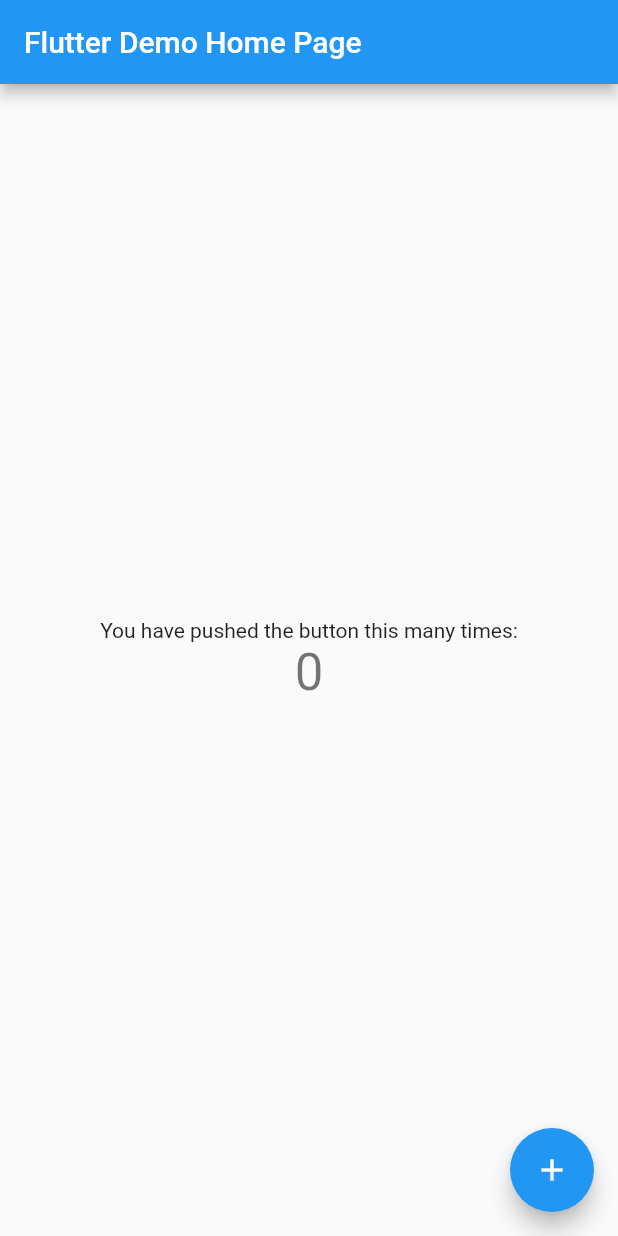
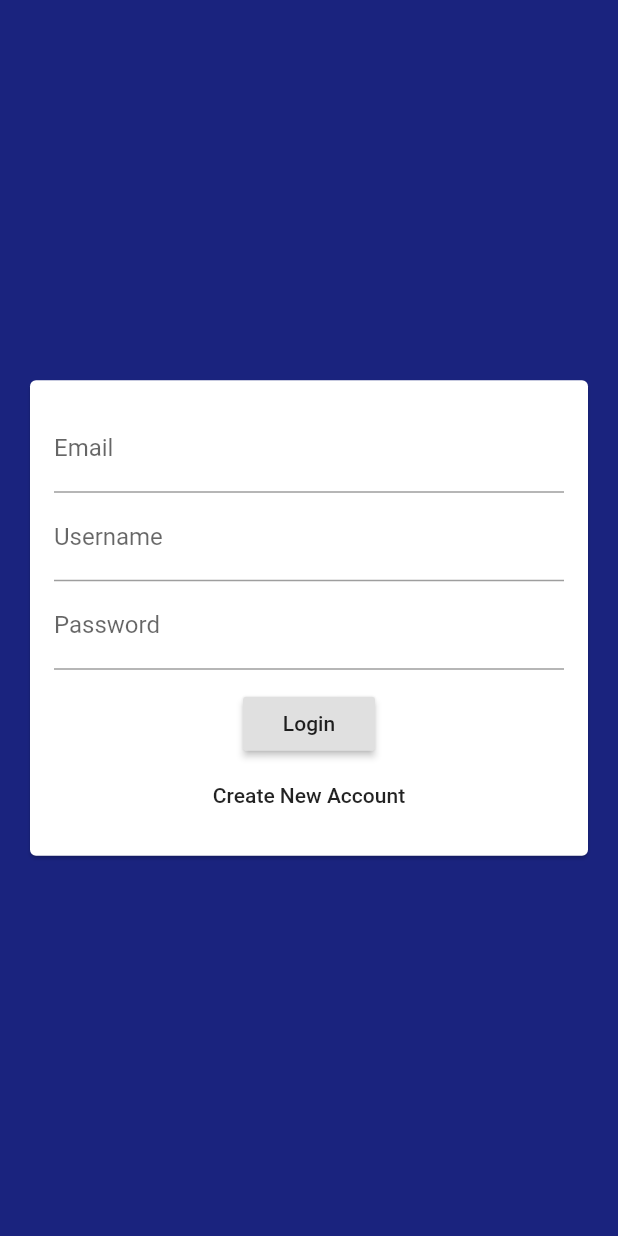
Before and after one commit to joshrabovsky/CheeseTouch, a Flutter app: the screen it shows after launch, on a phone screen of 412 x 824 dp. Run offline on Flutter 3.47's test engine with Material 2 defaults, Android fonts, the phone set to English and light mode, and no system bars.

Commit message:
added login form

```diff
--- a/CheeseTouch/lib/main.dart
+++ b/CheeseTouch/lib/main.dart
@@ -1,3 +1,4 @@
+import 'package:CheeseTouch/screens/auth_screen.dart';
 import 'package:flutter/material.dart';
 
 void main() {
@@ -9,109 +10,8 @@
   @override
   Widget build(BuildContext context) {
     return MaterialApp(
-      title: 'Flutter Demo',
-      theme: ThemeData(
-        // This is the theme of your application.
-        //
-        // Try running your application with "flutter run". You'll see the
-        // application has a blue toolbar. Then, without quitting the app, try
-        // changing the primarySwatch below to Colors.green and then invoke
-        // "hot reload" (press "r" in the console where you ran "flutter run",
-        // or simply save your changes to "hot reload" in a Flutter IDE).
-        // Notice that the counter didn't reset back to zero; the application
-        // is not restarted.
-        primarySwatch: Colors.blue,
-        // This makes the visual density adapt to the platform that you run
-        // the app on. For desktop platforms, the controls will be smaller and
-        // closer together (more dense) than on mobile platforms.
-        visualDensity: VisualDensity.adaptivePlatformDensity,
-      ),
-      home: MyHomePage(title: 'Flutter Demo Home Page'),
+      title: 'CheeseTouch',
+      home: AuthScreen(),
     );
   }
 }
-
-class MyHomePage extends StatefulWidget {
-  MyHomePage({Key key, this.title}) : super(key: key);
-
-  // This widget is the home page of your application. It is stateful, meaning
-  // that it has a State object (defined below) that contains fields that affect
-  // how it looks.
-
-  // This class is the configuration for the state. It holds the values (in this
-  // case the title) provided by the parent (in this case the App widget) and
-  // used by the build method of the State. Fields in a Widget subclass are
-  // always marked "final".
-
-  final String title;
-
-  @override
-  _MyHomePageState createState() => _MyHomePageState();
-}
-
-class _MyHomePageState extends State<MyHomePage> {
-  int _counter = 0;
-
-  void _incrementCounter() {
-    setState(() {
-      // This call to setState tells the Flutter framework that something has
-      // changed in this State, which causes it to rerun the build method below
-      // so that the display can reflect the updated values. If we changed
-      // _counter without calling setState(), then the build method would not be
-      // called again, and so nothing would appear to happen.
-      _counter++;
-    });
-  }
-
-  @override
-  Widget build(BuildContext context) {
-    // This method is rerun every time setState is called, for instance as done
-    // by the _incrementCounter method above.
-    //
-    // The Flutter framework has been optimized to make rerunning build methods
-    // fast, so that you can just rebuild anything that needs updating rather
-    // than having to individually change instances of widgets.
-    return Scaffold(
-      appBar: AppBar(
-        // Here we take the value from the MyHomePage object that was created by
-        // the App.build method, and use it to set our appbar title.
-        title: Text(widget.title),
-      ),
-      body: Center(
-        // Center is a layout widget. It takes a single child and positions it
-        // in the middle of the parent.
-        child: Column(
-          // Column is also a layout widget. It takes a list of children and
-          // arranges them vertically. By default, it sizes itself to fit its
-          // children horizontally, and tries to be as tall as its parent.
-          //
-          // Invoke "debug painting" (press "p" in the console, choose the
-          // "Toggle Debug Paint" action from the Flutter Inspector in Android
-          // Studio, or the "Toggle Debug Paint" command in Visual Studio Code)
-          // to see the wireframe for each widget.
-          //
-          // Column has various properties to control how it sizes itself and
-          // how it positions its children. Here we use mainAxisAlignment to
-          // center the children vertically; the main axis here is the vertical
-          // axis because Columns are vertical (the cross axis would be
-          // horizontal).
-          mainAxisAlignment: MainAxisAlignment.center,
-          children: <Widget>[
-            Text(
-              'You have pushed the button this many times:',
-            ),
-            Text(
-              '$_counter',
-              style: Theme.of(context).textTheme.headline4,
-            ),
-          ],
-        ),
-      ),
-      floatingActionButton: FloatingActionButton(
-        onPressed: _incrementCounter,
-        tooltip: 'Increment',
-        child: Icon(Icons.add),
-      ), // This trailing comma makes auto-formatting nicer for build methods.
-    );
-  }
-}
--- /dev/null
+++ b/CheeseTouch/lib/screens/auth_screen.dart
@@ -0,0 +1,17 @@
+import 'package:CheeseTouch/widgets/auth_form.dart';
+import 'package:flutter/material.dart';
+
+class AuthScreen extends StatefulWidget {
+  @override
+  _AuthScreenState createState() => _AuthScreenState();
+}
+
+class _AuthScreenState extends State<AuthScreen> {
+  @override
+  Widget build(BuildContext context) {
+    return Scaffold(
+      backgroundColor: Colors.indigo[900],
+      body: AuthForm(),
+    );
+  }
+}
--- /dev/null
+++ b/CheeseTouch/lib/widgets/auth_form.dart
@@ -0,0 +1,46 @@
+import 'package:flutter/material.dart';
+
+class AuthForm extends StatefulWidget {
+  @override
+  _AuthFormState createState() => _AuthFormState();
+}
+
+class _AuthFormState extends State<AuthForm> {
+  @override
+  Widget build(BuildContext context) {
+    return Center(
+      child: Card(
+        margin: EdgeInsets.all(20),
+        child: SingleChildScrollView(
+          child: Padding(
+            padding: EdgeInsets.all(16),
+            child: Form(
+              child: Column(
+                mainAxisSize: MainAxisSize.min,
+                children: <Widget>[
+                  TextFormField(
+                    keyboardType: TextInputType.emailAddress,
+                    decoration: InputDecoration(labelText: 'Email'),
+                  ),
+                  TextFormField(
+                    decoration: InputDecoration(labelText: 'Username'),
+                  ),
+                  TextFormField(
+                    decoration: InputDecoration(labelText: 'Password'),
+                    obscureText: true,
+                  ),
+                  SizedBox(
+                    height: 12,
+                  ),
+                  RaisedButton(child: Text('Login'), onPressed: () {}),
+                  FlatButton(
+                      onPressed: () {}, child: Text('Create New Account'))
+                ],
+              ),
+            ),
+          ),
+        ),
+      ),
+    );
+  }
+}
```
Also changed, not shown: 2 other files.
